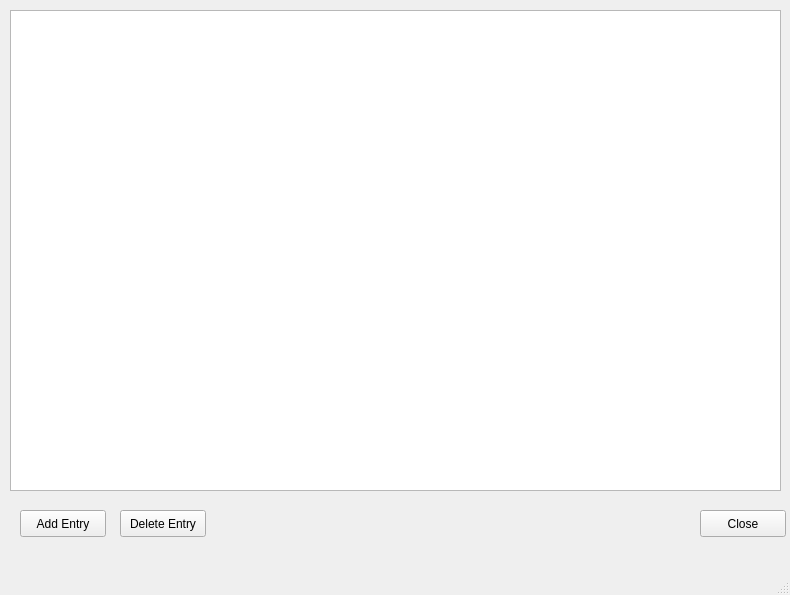
The window that interfaces/qtGui.ui (HarHar/Futaam) describes before a commit, drawn with Qt 5.
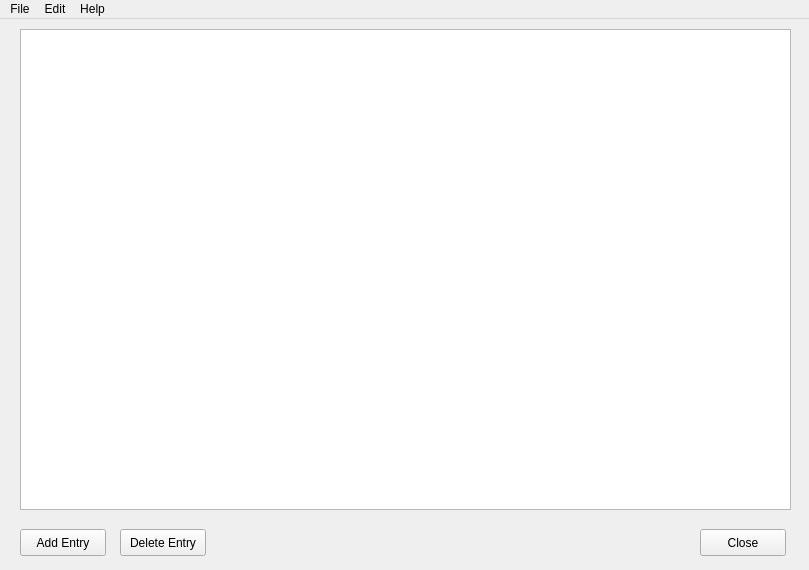
The same window after the commit.

Commit message: worked some more on the gui, the close button works now :)

What changed in the file:
```diff
--- a/interfaces/qtGui.ui
+++ b/interfaces/qtGui.ui
@@ -6,8 +6,8 @@
    <rect>
     <x>0</x>
     <y>0</y>
-    <width>790</width>
-    <height>595</height>
+    <width>809</width>
+    <height>570</height>
    </rect>
   </property>
   <property name="windowTitle">
@@ -17,7 +17,7 @@
    <widget class="QColumnView" name="columnView">
     <property name="geometry">
      <rect>
-      <x>10</x>
+      <x>20</x>
       <y>10</y>
       <width>771</width>
       <height>481</height>
@@ -46,6 +46,9 @@
       <height>27</height>
      </rect>
     </property>
+    <property name="autoFillBackground">
+     <bool>false</bool>
+    </property>
     <property name="text">
      <string>Close</string>
     </property>
@@ -69,12 +72,29 @@
     <rect>
      <x>0</x>
      <y>0</y>
-     <width>790</width>
+     <width>809</width>
      <height>23</height>
     </rect>
    </property>
+   <widget class="QMenu" name="menuFile">
+    <property name="title">
+     <string>File</string>
+    </property>
+   </widget>
+   <widget class="QMenu" name="menuEdit">
+    <property name="title">
+     <string>Edit</string>
+    </property>
+   </widget>
+   <widget class="QMenu" name="menuHelp">
+    <property name="title">
+     <string>Help</string>
+    </property>
+   </widget>
+   <addaction name="menuFile"/>
+   <addaction name="menuEdit"/>
+   <addaction name="menuHelp"/>
   </widget>
-  <widget class="QStatusBar" name="statusbar"/>
  </widget>
  <resources/>
  <connections/>
```
Left out of the diff: 19 changed lines with no effect on the pictures. The commit also changes 1 other file.
